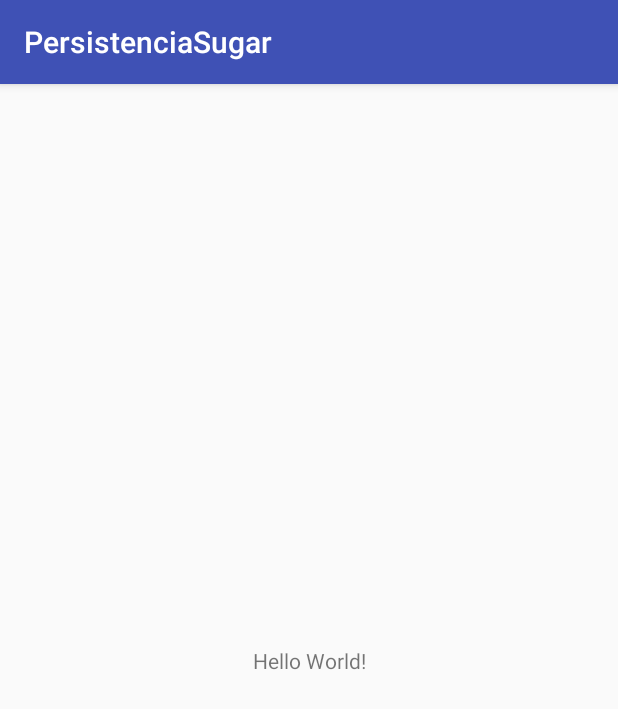
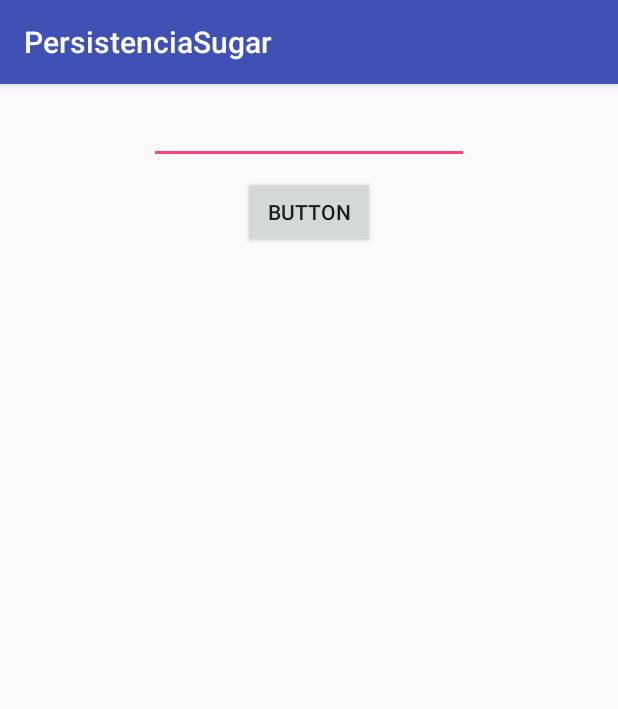
Before and after one commit to frankwco/PersistenciaSugar, an Android app: the screen it shows after launch (MainActivity), on a phone screen of 412 x 824 dp. Shown: the top 709 px of the screen. Run offline under Robolectric (Android 15) with nearby library versions, the phone set to English and light mode, and no system bars; our stand-ins replace Firebase (no records; nobody signed in at launch, a user with empty details on screens opened directly); libraries missing offline, so code that uses them is left out: com.orm; 2 statements that could not run were skipped.

```diff
--- a/app/build.gradle
+++ b/app/build.gradle
@@ -22,8 +22,12 @@ dependencies {
     implementation fileTree(dir: 'libs', include: ['*.jar'])
     implementation 'com.android.support:appcompat-v7:26.0.0-beta1'
     implementation 'com.android.support.constraint:constraint-layout:1.0.2'
+    implementation 'com.google.firebase:firebase-database:11.0.4'
     testImplementation 'junit:junit:4.12'
     androidTestImplementation 'com.android.support.test:runner:0.5'
     androidTestImplementation 'com.android.support.test.espresso:espresso-core:2.2.2'
     compile 'com.github.satyan:sugar:1.4'
 }
+
+
+apply plugin: 'com.google.gms.google-services'
--- a/app/src/main/java/com/example/aluno/persistenciasugar/MainActivity.java
+++ b/app/src/main/java/com/example/aluno/persistenciasugar/MainActivity.java
@@ -3,6 +3,11 @@ package com.example.aluno.persistenciasugar;
 import android.support.v7.app.AppCompatActivity;
 import android.os.Bundle;
 import android.util.Log;
+import android.view.View;
+import android.widget.EditText;
+
+import com.google.firebase.database.DatabaseReference;
+import com.google.firebase.database.FirebaseDatabase;
 
 import java.util.List;
 
@@ -26,12 +31,20 @@ public class MainActivity extends AppCompatActivity {
         lancamento.save();
 
 
-        Lancamento lancamentoId = Lancamento.findById(Lancamento.class,2);
-        lancamentoId.delete();
+//        Lancamento lancamentoId = Lancamento.findById(Lancamento.class,2);
+//        lancamentoId.delete();
 
 
         List<Lancamento> lb = Lancamento.listAll(Lancamento.class);
         Log.i("MainActivity","Quantidade no Banco: "+lb.size());
+// Write a message to the database
 
     }
+
+    public void gravar(View view){
+        EditText editText = (EditText) findViewById(R.id.editText);
+        FirebaseDatabase database = FirebaseDatabase.getInstance();
+        DatabaseReference myRef = database.getReference("mensagem");
+        myRef.setValue(editText.getText().toString());
+    }
 }
--- a/app/src/main/res/layout/activity_main.xml
+++ b/app/src/main/res/layout/activity_main.xml
@@ -6,13 +6,29 @@
     android:layout_height="match_parent"
     tools:context="com.example.aluno.persistenciasugar.MainActivity">
 
-    <TextView
+    <EditText
+        android:id="@+id/editText"
         android:layout_width="wrap_content"
         android:layout_height="wrap_content"
-        android:text="Hello World!"
-        app:layout_constraintBottom_toBottomOf="parent"
-        app:layout_constraintLeft_toLeftOf="parent"
-        app:layout_constraintRight_toRightOf="parent"
+        android:layout_marginEnd="8dp"
+        android:layout_marginStart="8dp"
+        android:layout_marginTop="8dp"
+        android:ems="10"
+        android:inputType="textEmailAddress|textPersonName"
+        app:layout_constraintEnd_toEndOf="parent"
+        app:layout_constraintStart_toStartOf="parent"
         app:layout_constraintTop_toTopOf="parent" />
 
+    <Button
+        android:id="@+id/button2"
+        android:layout_width="wrap_content"
+        android:layout_height="wrap_content"
+        android:layout_marginEnd="8dp"
+        android:layout_marginStart="8dp"
+        android:layout_marginTop="8dp"
+        android:onClick="gravar"
+        android:text="Button"
+        app:layout_constraintEnd_toEndOf="parent"
+        app:layout_constraintStart_toStartOf="parent"
+        app:layout_constraintTop_toBottomOf="@+id/editText" />
 </android.support.constraint.ConstraintLayout>
```
Also changed, not shown: 1 other file.
